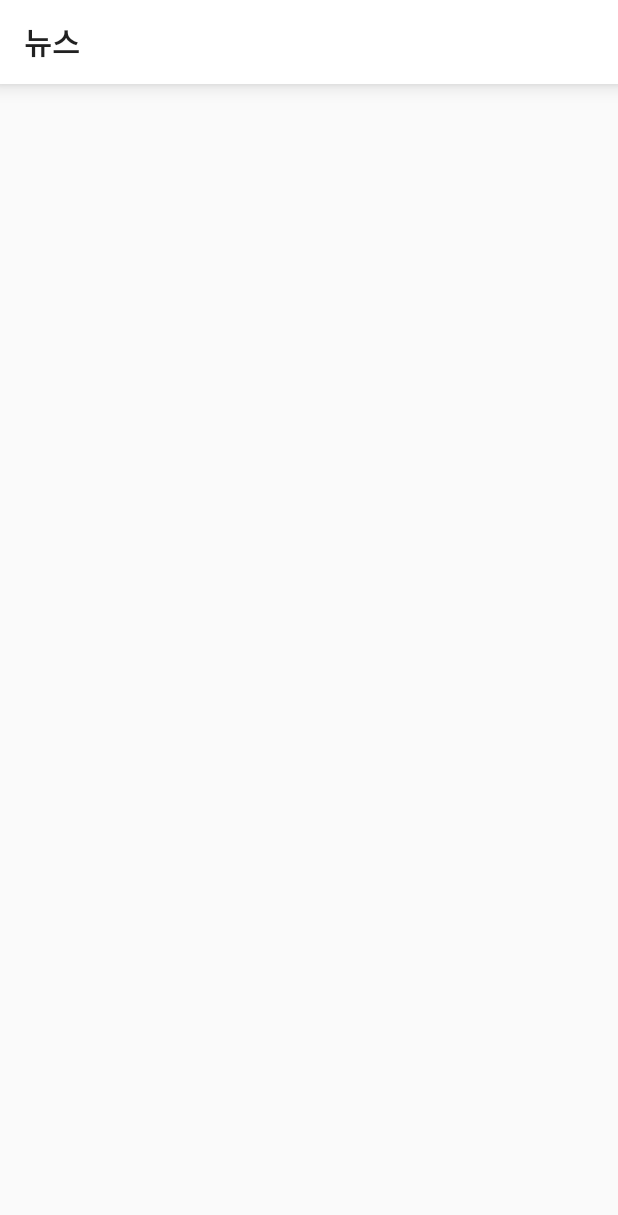
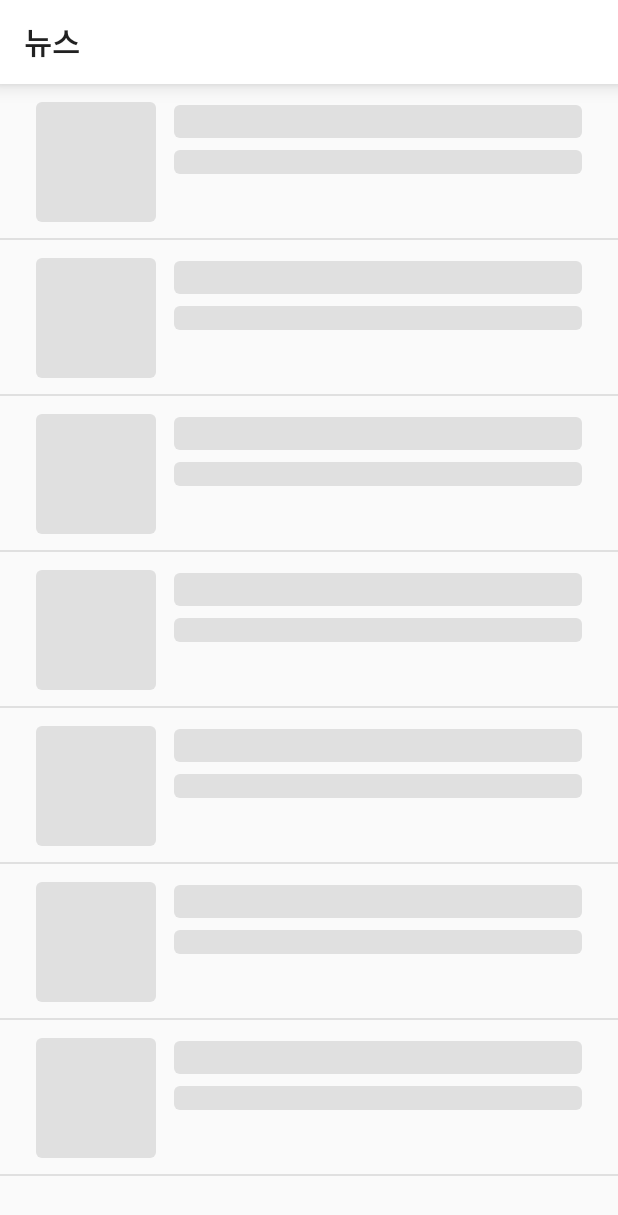
Before and after one commit to kimdohun0104/NewsApplication, an Android app: the screen it shows after launch (MainActivity), on a phone screen of 412 x 824 dp. Shown: the top 1215 px of the screen. Run offline under Robolectric (Android 15) with nearby library versions, the phone set to English and light mode, and no system bars; our stand-ins replace Room's generated code, data binding; network calls fail; 1 statement that could not run was skipped.

Commit message:
[UI] Replace ProgressBar to Skeleton UI

```diff
--- a/app/build.gradle
+++ b/app/build.gradle
@@ -35,10 +35,9 @@ dependencies {
     implementation project(path: ':model')
 
     implementation Deps.material
+    implementation Deps.AndroidX.swipeRefreshLayout
 
     implementation Deps.Glide.glide
-    implementation 'androidx.appcompat:appcompat:1.1.0'
-    implementation 'androidx.constraintlayout:constraintlayout:1.1.3'
     kapt Deps.Glide.compiler
 
     implementation Deps.Kotlin.kotlin
--- a/app/src/main/java/com/dohun/news/ui/MainActivity.kt
+++ b/app/src/main/java/com/dohun/news/ui/MainActivity.kt
@@ -1,5 +1,6 @@
 package com.dohun.news.ui
 
+import android.annotation.SuppressLint
 import android.os.Bundle
 import androidx.appcompat.app.AppCompatActivity
 import androidx.databinding.DataBindingUtil
@@ -24,8 +25,20 @@ class MainActivity : AppCompatActivity() {
         binding.viewModel = viewModel
         binding.lifecycleOwner = this
 
+        setupSkeleton()
         setupSnackbar()
         setupRecyclerView()
+        setupSwipeRefreshLayout()
+    }
+
+    @SuppressLint("InflateParams")
+    private fun setupSkeleton() {
+        val deviceHeight = resources.displayMetrics.heightPixels
+        val skeletonHeight = resources.getDimensionPixelSize(R.dimen.skeleton_height)
+
+        repeat(deviceHeight / skeletonHeight) {
+            binding.llSkeleton.addView(layoutInflater.inflate(R.layout.layout_news_skeleton, null))
+        }
     }
 
     private fun setupSnackbar() {
@@ -45,4 +58,8 @@ class MainActivity : AppCompatActivity() {
         binding.rvNews.hasFixedSize()
         binding.rvNews.addItemDecoration(DividerItemDecoration(this, DividerItemDecoration.VERTICAL))
     }
+
+    private fun setupSwipeRefreshLayout() {
+        binding.srlNews.setOnRefreshListener { viewModel.loadNewsList() }
+    }
 }
--- a/app/src/main/java/com/dohun/news/ui/binding/BindingAdapter.kt
+++ b/app/src/main/java/com/dohun/news/ui/binding/BindingAdapter.kt
@@ -6,9 +6,12 @@ import androidx.databinding.BindingAdapter
 import androidx.lifecycle.LiveData
 import androidx.recyclerview.widget.RecyclerView
 import com.bumptech.glide.Glide
+import com.bumptech.glide.load.resource.bitmap.CenterCrop
+import com.bumptech.glide.load.resource.bitmap.RoundedCorners
 import com.dohun.model.NewsModel
 import com.dohun.news.R
 import com.dohun.news.ui.adapter.NewsListAdapter
+
 
 @BindingAdapter("newsList")
 internal fun RecyclerView.bindNewsList(newsListLiveData: LiveData<List<NewsModel>>) {
@@ -23,6 +26,7 @@ internal fun ImageView.bindImageUrlWithHolder(imageUrl: String?) {
         .load(imageUrl)
         .placeholder(R.drawable.ic_image)
         .error(R.drawable.ic_broken_image)
+        .transform(CenterCrop(), RoundedCorners(24))
         .into(this)
 }
 
--- a/app/src/main/java/com/dohun/news/viewModel/MainViewModel.kt
+++ b/app/src/main/java/com/dohun/news/viewModel/MainViewModel.kt
@@ -20,15 +20,15 @@ class MainViewModel(
     private val _retrySnackbarEvent = SingleLiveEvent<Unit>()
     val retrySnackbarEvent: LiveData<Unit> = _retrySnackbarEvent
 
-    private val _isNewsLoading = MutableLiveData<Boolean>()
-    val isNewsLoading: LiveData<Boolean> = _isNewsLoading
+    private val _isRefreshing = MutableLiveData<Boolean>()
+    val isRefreshing: LiveData<Boolean> = _isRefreshing
 
     init {
         loadNewsList()
     }
 
     fun loadNewsList() = viewModelScope.launch {
-        _isNewsLoading.value = true
+        _isRefreshing.value = true
 
         val result = newsRepository.getNewsList()
         if (result is Success) {
@@ -39,6 +39,6 @@ class MainViewModel(
             _retrySnackbarEvent.call()
         }
 
-        _isNewsLoading.value = false
+        _isRefreshing.value = false
     }
 }
--- /dev/null
+++ b/app/src/main/res/drawable/bg_skeleton.xml
@@ -0,0 +1,5 @@
+<?xml version="1.0" encoding="utf-8"?>
+<shape xmlns:android="http://schemas.android.com/apk/res/android">
+    <solid android:color="@color/colorGray300" />
+    <corners android:radius="4dp" />
+</shape>
--- a/app/src/main/res/layout/activity_main.xml
+++ b/app/src/main/res/layout/activity_main.xml
@@ -30,25 +30,34 @@
             app:title="@string/news"
             app:titleTextAppearance="@style/Toolbar.BoldTitle" />
 
-        <androidx.recyclerview.widget.RecyclerView
-            android:id="@+id/rv_news"
-            newsList="@{viewModel.newsList}"
+        <androidx.swiperefreshlayout.widget.SwipeRefreshLayout
+            android:id="@+id/srl_news"
             android:layout_width="0dp"
             android:layout_height="0dp"
-            app:layoutManager="androidx.recyclerview.widget.LinearLayoutManager"
+            android:visibility="@{viewModel.newsList == null ? View.INVISIBLE : View.VISIBLE}"
             app:layout_constraintBottom_toBottomOf="parent"
             app:layout_constraintLeft_toLeftOf="parent"
             app:layout_constraintRight_toRightOf="parent"
-            app:layout_constraintTop_toBottomOf="@id/tb_news" />
+            app:layout_constraintTop_toBottomOf="@id/tb_news"
+            app:refreshing="@{viewModel.isRefreshing}">
 
-        <ProgressBar
-            android:layout_width="wrap_content"
-            android:layout_height="wrap_content"
-            android:visibility="@{viewModel.isNewsLoading ? View.VISIBLE : View.INVISIBLE}"
-            app:layout_constraintBottom_toBottomOf="parent"
-            app:layout_constraintLeft_toLeftOf="@id/rv_news"
-            app:layout_constraintRight_toRightOf="@id/rv_news"
-            app:layout_constraintTop_toTopOf="@id/rv_news" />
+            <androidx.recyclerview.widget.RecyclerView
+                android:id="@+id/rv_news"
+                newsList="@{viewModel.newsList}"
+                android:layout_width="match_parent"
+                android:layout_height="match_parent"
+                app:layoutManager="androidx.recyclerview.widget.LinearLayoutManager" />
+        </androidx.swiperefreshlayout.widget.SwipeRefreshLayout>
 
+        <LinearLayout
+            android:id="@+id/ll_skeleton"
+            android:layout_width="0dp"
+            android:layout_height="0dp"
+            android:orientation="vertical"
+            android:visibility="@{viewModel.newsList == null ? View.VISIBLE : View.GONE}"
+            app:layout_constraintBottom_toBottomOf="@id/srl_news"
+            app:layout_constraintLeft_toLeftOf="@id/srl_news"
+            app:layout_constraintRight_toRightOf="@id/srl_news"
+            app:layout_constraintTop_toTopOf="@id/srl_news" />
     </androidx.constraintlayout.widget.ConstraintLayout>
 </layout>
--- a/app/src/main/res/layout/item_news.xml
+++ b/app/src/main/res/layout/item_news.xml
@@ -48,7 +48,6 @@
             android:layout_width="80dp"
             android:layout_height="80dp"
             android:contentDescription="@null"
-            android:scaleType="centerCrop"
             app:layout_constraintBottom_toBottomOf="@id/gl_bottom"
             app:layout_constraintLeft_toLeftOf="@id/gl_start"
             app:layout_constraintTop_toTopOf="@id/gl_top" />
--- /dev/null
+++ b/app/src/main/res/layout/layout_news_skeleton.xml
@@ -0,0 +1,49 @@
+<?xml version="1.0" encoding="utf-8"?>
+<androidx.constraintlayout.widget.ConstraintLayout xmlns:android="http://schemas.android.com/apk/res/android"
+    xmlns:app="http://schemas.android.com/apk/res-auto"
+    android:layout_width="match_parent"
+    android:layout_height="@dimen/skeleton_height">
+
+    <View
+        android:id="@+id/view_thumbnail"
+        android:layout_width="80dp"
+        android:layout_height="80dp"
+        android:layout_marginStart="24dp"
+        android:layout_marginTop="12dp"
+        android:layout_marginBottom="12dp"
+        android:background="@drawable/bg_skeleton"
+        app:layout_constraintBottom_toBottomOf="parent"
+        app:layout_constraintLeft_toLeftOf="parent"
+        app:layout_constraintTop_toTopOf="parent" />
+
+    <View
+        android:id="@+id/view_title"
+        android:layout_width="0dp"
+        android:layout_height="22dp"
+        android:layout_marginStart="12dp"
+        android:layout_marginTop="2dp"
+        android:layout_marginEnd="24dp"
+        android:background="@drawable/bg_skeleton"
+        app:layout_constraintLeft_toRightOf="@id/view_thumbnail"
+        app:layout_constraintRight_toRightOf="parent"
+        app:layout_constraintTop_toTopOf="@id/view_thumbnail" />
+
+    <View
+        android:id="@+id/view_description"
+        android:layout_width="0dp"
+        android:layout_height="16dp"
+        android:layout_marginTop="8dp"
+        android:background="@drawable/bg_skeleton"
+        app:layout_constraintLeft_toLeftOf="@id/view_title"
+        app:layout_constraintRight_toRightOf="@id/view_title"
+        app:layout_constraintTop_toBottomOf="@id/view_title" />
+
+    <View
+        android:layout_width="0dp"
+        android:layout_height="1dp"
+        android:background="@color/colorGray300"
+        app:layout_constraintBottom_toBottomOf="parent"
+        app:layout_constraintLeft_toLeftOf="parent"
+        app:layout_constraintRight_toRightOf="parent" />
+
+</androidx.constraintlayout.widget.ConstraintLayout>
--- a/app/src/main/res/values/colors.xml
+++ b/app/src/main/res/values/colors.xml
@@ -11,5 +11,6 @@
 
     <color name="colorBlue600">#1E88E5</color>
 
+    <color name="colorGray300">#E0E0E0</color>
     <color name="colorGray600">#757575</color>
 </resources>
--- /dev/null
+++ b/app/src/main/res/values/dimens.xml
@@ -0,0 +1,4 @@
+<?xml version="1.0" encoding="utf-8"?>
+<resources>
+    <dimen name="skeleton_height">104dp</dimen>
+</resources>
--- a/buildSrc/src/main/java/dependencies/Deps.kt
+++ b/buildSrc/src/main/java/dependencies/Deps.kt
@@ -25,6 +25,7 @@ object Deps {
         const val appCompat = "androidx.appcompat:appcompat:1.1.0"
         const val coreKtx = "androidx.core:core-ktx:1.2.0"
         const val constraintLayout = "androidx.constraintlayout:constraintlayout:1.1.3"
+        const val swipeRefreshLayout = "androidx.swiperefreshlayout:swiperefreshlayout:1.0.0"
 
         object LifeCycle {
             private const val version = "2.2.0"
```
